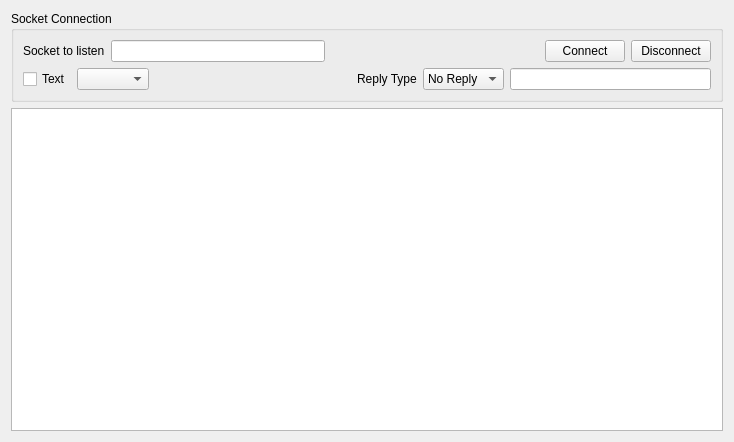
First picture: the form in socketlistener.ui, repository khomchenkovaa/PortListener, before the edit.
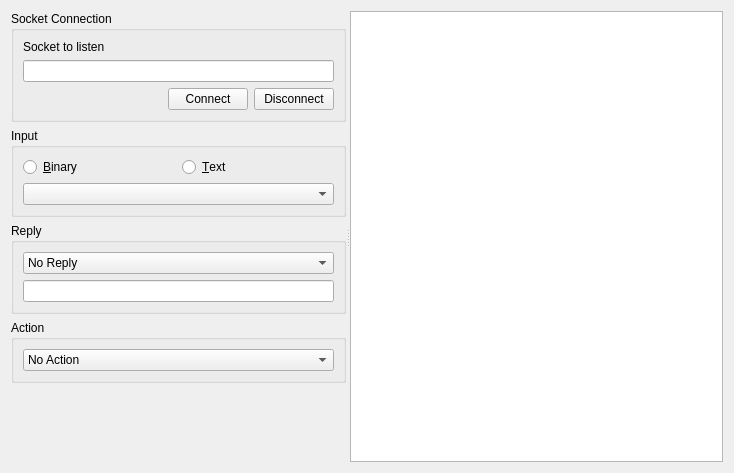
Second picture: the form after the edit.

Commit message: [ADD] message handler to TCP and Socket

Patch:
```diff
--- a/socketlistener.ui
+++ b/socketlistener.ui
@@ -7,22 +7,27 @@
     <x>0</x>
     <y>0</y>
     <width>734</width>
-    <height>442</height>
+    <height>473</height>
    </rect>
   </property>
   <property name="windowTitle">
    <string>Form</string>
   </property>
-  <layout class="QVBoxLayout" name="verticalLayout_2">
+  <layout class="QVBoxLayout" name="verticalLayout_6">
    <item>
-    <widget class="QGroupBox" name="groupBox">
+    <widget class="QSplitter" name="splitter">
+     <property name="orientation">
+      <enum>Qt::Horizontal</enum>
+     </property>
+     <widget class="QWidget" name="layoutWidget">
+      <layout class="QVBoxLayout" name="verticalLayout_5">
+       <item>
+        <widget class="QGroupBox" name="boxConnection">
      <property name="title">
       <string>Socket Connection</string>
      </property>
      <layout class="QVBoxLayout" name="verticalLayout">
       <item>
-       <layout class="QHBoxLayout" name="horizontalLayout">
-        <item>
          <widget class="QLabel" name="lblConnection">
           <property name="text">
            <string>Socket to listen</string>
@@ -33,6 +38,8 @@
          <widget class="QLineEdit" name="editSocket"/>
         </item>
         <item>
+           <layout class="QHBoxLayout" name="horizontalLayout">
+            <item>
          <spacer name="horizontalSpacer">
           <property name="orientation">
            <enum>Qt::Horizontal</enum>
@@ -61,38 +68,45 @@
         </item>
        </layout>
       </item>
+         </layout>
+        </widget>
+       </item>
+       <item>
+        <widget class="QGroupBox" name="boxInput">
+         <property name="title">
+          <string>Input</string>
+         </property>
+         <layout class="QVBoxLayout" name="verticalLayout_2">
       <item>
        <layout class="QHBoxLayout" name="horizontalLayout_2">
         <item>
-         <widget class="QCheckBox" name="chkText">
+             <widget class="QRadioButton" name="rbBinary">
           <property name="text">
-           <string>Text</string>
-          </property>
-         </widget>
+               <string>&amp;Binary</string>
+              </property>
+             </widget>
+            </item>
+            <item>
+             <widget class="QRadioButton" name="rbText">
+              <property name="text">
+               <string>&amp;Text</string>
+              </property>
+             </widget>
+            </item>
+           </layout>
         </item>
         <item>
          <widget class="QComboBox" name="cmbCodec"/>
         </item>
-        <item>
-         <spacer name="horizontalSpacer_2">
-          <property name="orientation">
-           <enum>Qt::Horizontal</enum>
-          </property>
-          <property name="sizeHint" stdset="0">
-           <size>
-            <width>40</width>
-            <height>20</height>
-           </size>
-          </property>
-         </spacer>
-        </item>
-        <item>
-         <widget class="QLabel" name="lblReplyType">
-          <property name="text">
-           <string>Reply Type</string>
-          </property>
-         </widget>
-        </item>
+         </layout>
+        </widget>
+       </item>
+       <item>
+        <widget class="QGroupBox" name="boxReply">
+         <property name="title">
+          <string>Reply</string>
+         </property>
+         <layout class="QVBoxLayout" name="verticalLayout_3">
         <item>
          <widget class="QComboBox" name="cmbReplyType">
           <item>
@@ -121,12 +135,48 @@
          <widget class="QLineEdit" name="editReply"/>
         </item>
        </layout>
-      </item>
+        </widget>
+       </item>
+       <item>
+        <widget class="QGroupBox" name="boxAction">
+         <property name="title">
+          <string>Action</string>
+         </property>
+         <layout class="QVBoxLayout" name="verticalLayout_4">
+          <item>
+           <widget class="QComboBox" name="cmbHandler">
+            <item>
+             <property name="text">
+              <string>No Action</string>
+             </property>
+            </item>
+            <item>
+             <property name="text">
+              <string>Save to File</string>
+             </property>
+            </item>
+           </widget>
+          </item>
      </layout>
     </widget>
    </item>
    <item>
+        <spacer name="verticalSpacer">
+         <property name="orientation">
+          <enum>Qt::Vertical</enum>
+         </property>
+         <property name="sizeHint" stdset="0">
+          <size>
+           <width>20</width>
+           <height>40</height>
+          </size>
+         </property>
+        </spacer>
+       </item>
+      </layout>
+     </widget>
     <widget class="QTextEdit" name="textLog"/>
+    </widget>
    </item>
   </layout>
  </widget>
```
Left out of the diff: 13 changed lines with no effect on the pictures. Lines whose indentation alone changed are shown as unchanged. The commit also changes 7 other files.
